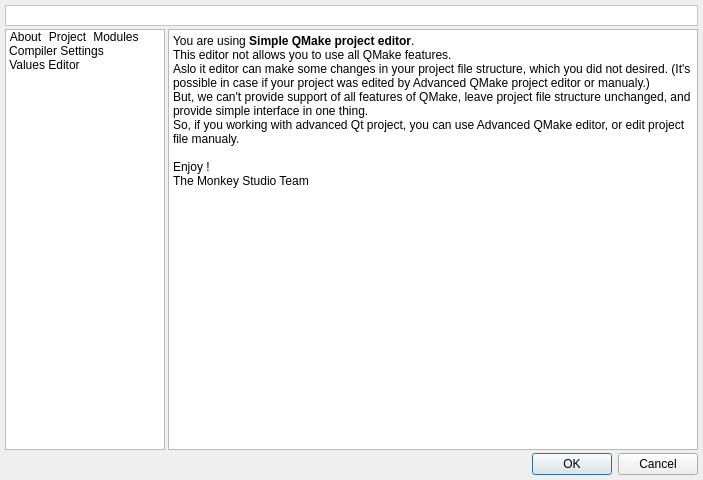
Old version of the form v2/branches/newxup/plugins/xup/QMake/src/gui/UISimpleQMakeEditor.ui in the repository testmana2/mks.
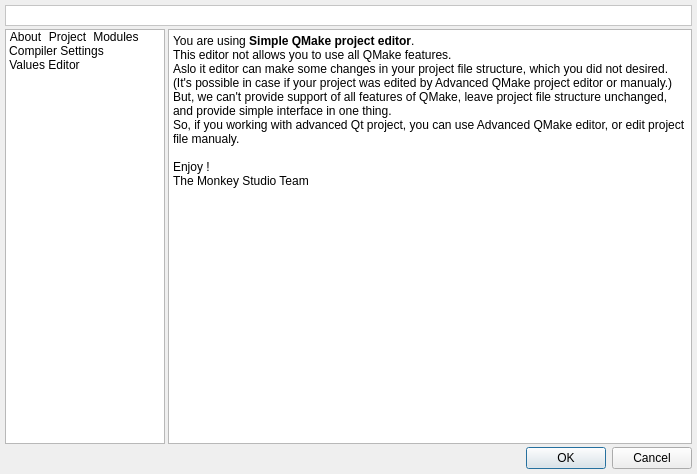
New version of the form. The open tabs and pages were chosen to show the change. Icons and pictures are not drawn.

Diff of the .ui file:
```diff
--- a/v2/branches/newxup/plugins/xup/QMake/src/gui/UISimpleQMakeEditor.ui
+++ b/v2/branches/newxup/plugins/xup/QMake/src/gui/UISimpleQMakeEditor.ui
@@ -6,8 +6,8 @@
    <rect>
     <x>0</x>
     <y>0</y>
-    <width>703</width>
-    <height>480</height>
+    <width>697</width>
+    <height>474</height>
    </rect>
   </property>
   <property name="windowTitle">
@@ -112,16 +112,16 @@
           <string>&lt;!DOCTYPE HTML PUBLIC &quot;-//W3C//DTD HTML 4.0//EN&quot; &quot;http://www.w3.org/TR/REC-html40/strict.dtd&quot;&gt;
 &lt;html&gt;&lt;head&gt;&lt;meta name=&quot;qrichtext&quot; content=&quot;1&quot; /&gt;&lt;style type=&quot;text/css&quot;&gt;
 p, li { white-space: pre-wrap; }
-&lt;/style&gt;&lt;/head&gt;&lt;body style=&quot; font-family:'Sans'; font-size:10pt; font-weight:400; font-style:normal;&quot;&gt;
-&lt;p style=&quot; margin-top:0px; margin-bottom:0px; margin-left:0px; margin-right:0px; -qt-block-indent:0; text-indent:0px;&quot;&gt;&lt;span style=&quot; font-family:'Sans Serif'; font-size:9pt;&quot;&gt;You are using &lt;/span&gt;&lt;span style=&quot; font-family:'Sans Serif'; font-size:9pt; font-weight:600;&quot;&gt;Simple QMake project editor&lt;/span&gt;&lt;span style=&quot; font-family:'Sans Serif'; font-size:9pt;&quot;&gt;.&lt;/span&gt;&lt;/p&gt;
-&lt;p style=&quot; margin-top:0px; margin-bottom:0px; margin-left:0px; margin-right:0px; -qt-block-indent:0; text-indent:0px;&quot;&gt;&lt;span style=&quot; font-family:'Sans Serif'; font-size:9pt;&quot;&gt;This editor not allows you to use all QMake features.&lt;/span&gt;&lt;/p&gt;
-&lt;p style=&quot; margin-top:0px; margin-bottom:0px; margin-left:0px; margin-right:0px; -qt-block-indent:0; text-indent:0px;&quot;&gt;&lt;span style=&quot; font-family:'Sans Serif'; font-size:9pt;&quot;&gt;Aslo it editor can make some changes in your project file structure, which you did not desired. (It's possible in case if your project was edited by Advanced QMake project editor or manualy.)&lt;/span&gt;&lt;/p&gt;
-&lt;p style=&quot; margin-top:0px; margin-bottom:0px; margin-left:0px; margin-right:0px; -qt-block-indent:0; text-indent:0px;&quot;&gt;&lt;span style=&quot; font-family:'Sans Serif'; font-size:9pt;&quot;&gt;But, we can't provide support of all features of QMake, leave project file structure unchanged, and provide simple interface in one thing.&lt;/span&gt;&lt;/p&gt;
-&lt;p style=&quot; margin-top:0px; margin-bottom:0px; margin-left:0px; margin-right:0px; -qt-block-indent:0; text-indent:0px;&quot;&gt;&lt;span style=&quot; font-family:'Sans Serif'; font-size:9pt;&quot;&gt;So, if you working with advanced Qt project, you can use Advanced QMake editor, or edit project file manualy. &lt;/span&gt;&lt;/p&gt;
-&lt;p style=&quot;-qt-paragraph-type:empty; margin-top:0px; margin-bottom:0px; margin-left:0px; margin-right:0px; -qt-block-indent:0; text-indent:0px; font-family:'Sans Serif'; font-size:9pt;&quot;&gt;&lt;/p&gt;
-&lt;p style=&quot; margin-top:0px; margin-bottom:0px; margin-left:0px; margin-right:0px; -qt-block-indent:0; text-indent:0px;&quot;&gt;&lt;span style=&quot; font-family:'Sans Serif'; font-size:9pt;&quot;&gt;Enjoy !&lt;/span&gt;&lt;/p&gt;
-&lt;p style=&quot; margin-top:0px; margin-bottom:0px; margin-left:0px; margin-right:0px; -qt-block-indent:0; text-indent:0px;&quot;&gt;&lt;span style=&quot; font-family:'Sans Serif'; font-size:9pt;&quot;&gt;The Monkey Studio Team&lt;/span&gt;&lt;/p&gt;
-&lt;p style=&quot;-qt-paragraph-type:empty; margin-top:0px; margin-bottom:0px; margin-left:0px; margin-right:0px; -qt-block-indent:0; text-indent:0px; font-family:'Sans Serif'; font-size:9pt;&quot;&gt;&lt;/p&gt;&lt;/body&gt;&lt;/html&gt;</string>
+&lt;/style&gt;&lt;/head&gt;&lt;body style=&quot; font-family:'Ubuntu'; font-size:9pt; font-weight:400; font-style:normal;&quot;&gt;
+&lt;p style=&quot; margin-top:0px; margin-bottom:0px; margin-left:0px; margin-right:0px; -qt-block-indent:0; text-indent:0px;&quot;&gt;&lt;span style=&quot; font-family:'Sans Serif';&quot;&gt;You are using &lt;/span&gt;&lt;span style=&quot; font-family:'Sans Serif'; font-weight:600;&quot;&gt;Simple QMake project editor&lt;/span&gt;&lt;span style=&quot; font-family:'Sans Serif';&quot;&gt;.&lt;/span&gt;&lt;/p&gt;
+&lt;p style=&quot; margin-top:0px; margin-bottom:0px; margin-left:0px; margin-right:0px; -qt-block-indent:0; text-indent:0px;&quot;&gt;&lt;span style=&quot; font-family:'Sans Serif';&quot;&gt;This editor not allows you to use all QMake features.&lt;/span&gt;&lt;/p&gt;
+&lt;p style=&quot; margin-top:0px; margin-bottom:0px; margin-left:0px; margin-right:0px; -qt-block-indent:0; text-indent:0px;&quot;&gt;&lt;span style=&quot; font-family:'Sans Serif';&quot;&gt;Aslo it editor can make some changes in your project file structure, which you did not desired. (It's possible in case if your project was edited by Advanced QMake project editor or manualy.)&lt;/span&gt;&lt;/p&gt;
+&lt;p style=&quot; margin-top:0px; margin-bottom:0px; margin-left:0px; margin-right:0px; -qt-block-indent:0; text-indent:0px;&quot;&gt;&lt;span style=&quot; font-family:'Sans Serif';&quot;&gt;But, we can't provide support of all features of QMake, leave project file structure unchanged, and provide simple interface in one thing.&lt;/span&gt;&lt;/p&gt;
+&lt;p style=&quot; margin-top:0px; margin-bottom:0px; margin-left:0px; margin-right:0px; -qt-block-indent:0; text-indent:0px;&quot;&gt;&lt;span style=&quot; font-family:'Sans Serif';&quot;&gt;So, if you working with advanced Qt project, you can use Advanced QMake editor, or edit project file manualy. &lt;/span&gt;&lt;/p&gt;
+&lt;p style=&quot;-qt-paragraph-type:empty; margin-top:0px; margin-bottom:0px; margin-left:0px; margin-right:0px; -qt-block-indent:0; text-indent:0px; font-family:'Sans Serif';&quot;&gt;&lt;/p&gt;
+&lt;p style=&quot; margin-top:0px; margin-bottom:0px; margin-left:0px; margin-right:0px; -qt-block-indent:0; text-indent:0px;&quot;&gt;&lt;span style=&quot; font-family:'Sans Serif';&quot;&gt;Enjoy !&lt;/span&gt;&lt;/p&gt;
+&lt;p style=&quot; margin-top:0px; margin-bottom:0px; margin-left:0px; margin-right:0px; -qt-block-indent:0; text-indent:0px;&quot;&gt;&lt;span style=&quot; font-family:'Sans Serif';&quot;&gt;The Monkey Studio Team&lt;/span&gt;&lt;/p&gt;
+&lt;p style=&quot;-qt-paragraph-type:empty; margin-top:0px; margin-bottom:0px; margin-left:0px; margin-right:0px; -qt-block-indent:0; text-indent:0px; font-family:'Sans Serif';&quot;&gt;&lt;/p&gt;&lt;/body&gt;&lt;/html&gt;</string>
          </property>
         </widget>
        </item>
```
Left out of the diff: 2 changed lines with no effect on the pictures.
